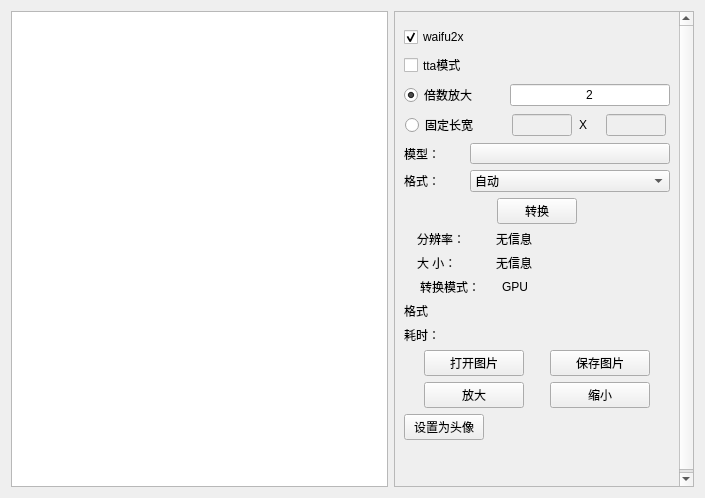
This is ui/ui_waifu2x_tool.ui in tonquer/JMComic-qt as Qt 5 draws it before an edit. The edited form follows.
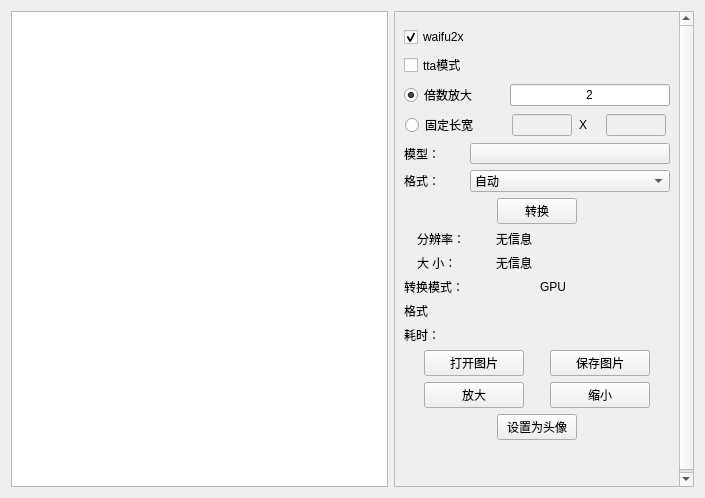
This is the edited form. Custom widgets are drawn as their Qt base class.

```diff
--- a/ui/ui_waifu2x_tool.ui
+++ b/ui/ui_waifu2x_tool.ui
@@ -339,7 +339,7 @@
            </item>
            <item>
             <layout class="QHBoxLayout" name="horizontalLayout_11">
-             <item>
+             <item alignment="Qt::AlignLeft">
               <widget class="QLabel" name="label_9">
                <property name="maximumSize">
                 <size>
@@ -484,7 +484,7 @@
              </item>
             </layout>
            </item>
-           <item alignment="Qt::AlignLeft">
+           <item alignment="Qt::AlignHCenter">
             <widget class="QPushButton" name="headButton">
              <property name="maximumSize">
               <size>
```
